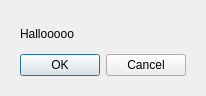
First picture: the form in addquestiondialog.ui, repository lukas-jung/Kwestions, before the edit.
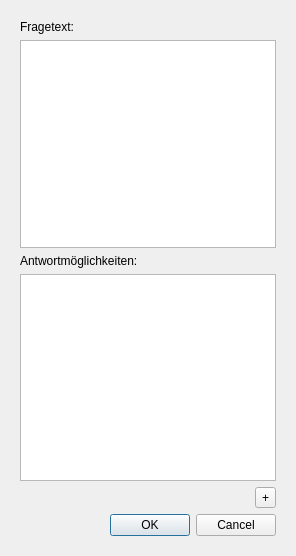
Second picture: the form after the edit.

```diff
--- a/addquestiondialog.ui
+++ b/addquestiondialog.ui
@@ -6,8 +6,8 @@
    <rect>
     <x>0</x>
     <y>0</y>
-    <width>192</width>
-    <height>96</height>
+    <width>296</width>
+    <height>556</height>
    </rect>
   </property>
   <property name="windowTitle">
@@ -32,10 +32,47 @@
    <item>
     <widget class="QLabel" name="label">
      <property name="text">
-      <string>Hallooooo</string>
+      <string>Fragetext:</string>
      </property>
     </widget>
    </item>
+   <item>
+    <widget class="QPlainTextEdit" name="plainTextEdit"/>
+   </item>
+   <item>
+    <widget class="QLabel" name="label_2">
+     <property name="text">
+      <string>Antwortmöglichkeiten:</string>
+     </property>
+    </widget>
+   </item>
+   <item>
+    <widget class="QTreeView" name="treeView"/>
+   </item>
+   <item>
+    <layout class="QHBoxLayout" name="horizontalLayout">
+     <item>
+      <spacer name="horizontalSpacer">
+       <property name="orientation">
+        <enum>Qt::Orientation::Horizontal</enum>
+       </property>
+       <property name="sizeHint" stdset="0">
+        <size>
+         <width>40</width>
+         <height>20</height>
+        </size>
+       </property>
+      </spacer>
+     </item>
+     <item>
+      <widget class="QToolButton" name="toolButton">
+       <property name="text">
+        <string>+</string>
+       </property>
+      </widget>
+     </item>
+    </layout>
+   </item>
    <item>
     <widget class="QDialogButtonBox" name="buttonBox">
      <property name="orientation">
```
